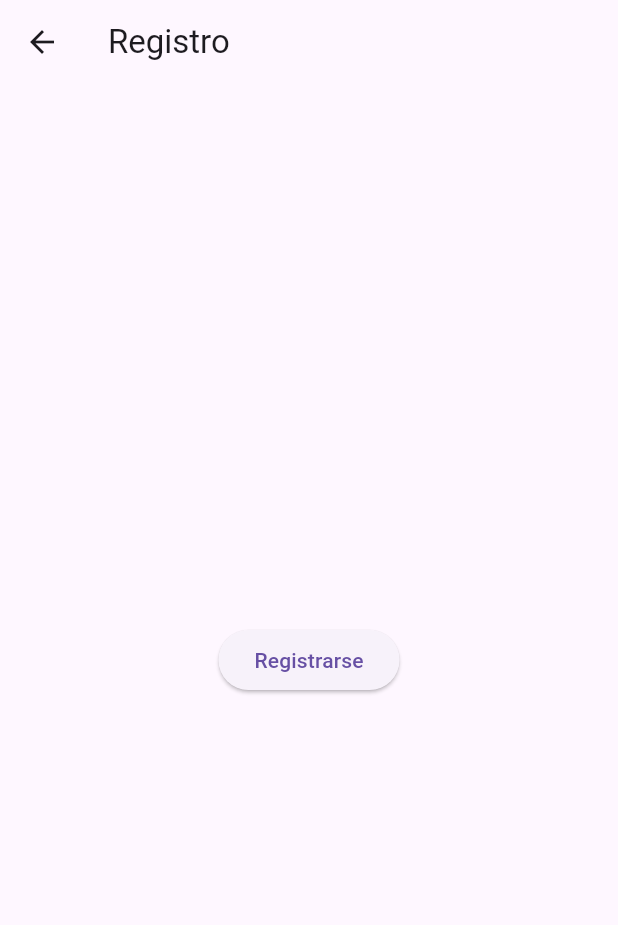
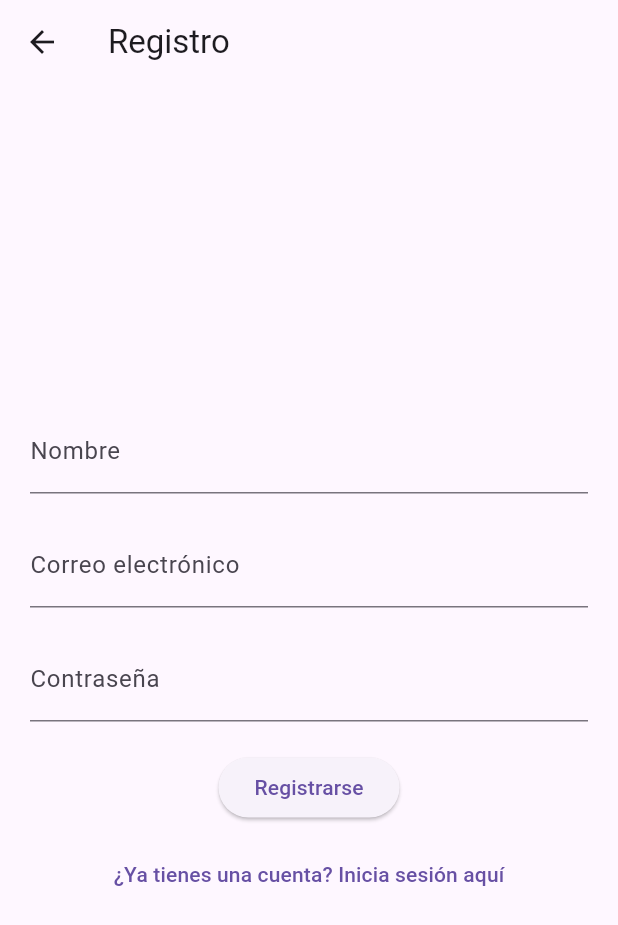
Before and after one commit to MateoR-gif/credential-manager, a Flutter app: the RegisterPage screen opened directly, on a phone screen of 412 x 824 dp. Shown: the top 925 px of the screen. Run offline on Flutter 3.47's test engine with Material 3 defaults, Android fonts, the phone set to English and light mode, and no system bars; our stand-ins replace file_picker.

Commit message:
Refactor login and register

```diff
--- a/app/lib/screens/RegisterPage.dart
+++ b/app/lib/screens/RegisterPage.dart
@@ -7,12 +7,38 @@ class RegisterPage extends StatelessWidget {
       appBar: AppBar(
         title: Text('Registro'),
       ),
-      body: Center(
-        child: ElevatedButton(
-          onPressed: () {
-            Navigator.pushReplacementNamed(context, '/home');
-          },
-          child: Text('Registrarse'),
+      body: Padding(
+        padding: EdgeInsets.all(20.0),
+        child: Column(
+          mainAxisAlignment: MainAxisAlignment.center,
+          children: <Widget>[
+            TextFormField(
+              decoration: InputDecoration(labelText: 'Nombre'),
+            ),
+            SizedBox(height: 20.0),
+            TextFormField(
+              decoration: InputDecoration(labelText: 'Correo electrónico'),
+            ),
+            SizedBox(height: 20.0),
+            TextFormField(
+              obscureText: true,
+              decoration: InputDecoration(labelText: 'Contraseña'),
+            ),
+            SizedBox(height: 20.0),
+            ElevatedButton(
+              onPressed: () {
+                Navigator.pushReplacementNamed(context, '/home');
+              },
+              child: Text('Registrarse'),
+            ),
+            SizedBox(height: 10.0),
+            TextButton(
+              onPressed: () {
+                Navigator.pushReplacementNamed(context, '/login');
+              },
+              child: Text('¿Ya tienes una cuenta? Inicia sesión aquí'),
+            ),
+          ],
         ),
       ),
     );
```
Also changed, not shown: app/lib/screens/LoginScreen.dart (+29 -7 lines).
